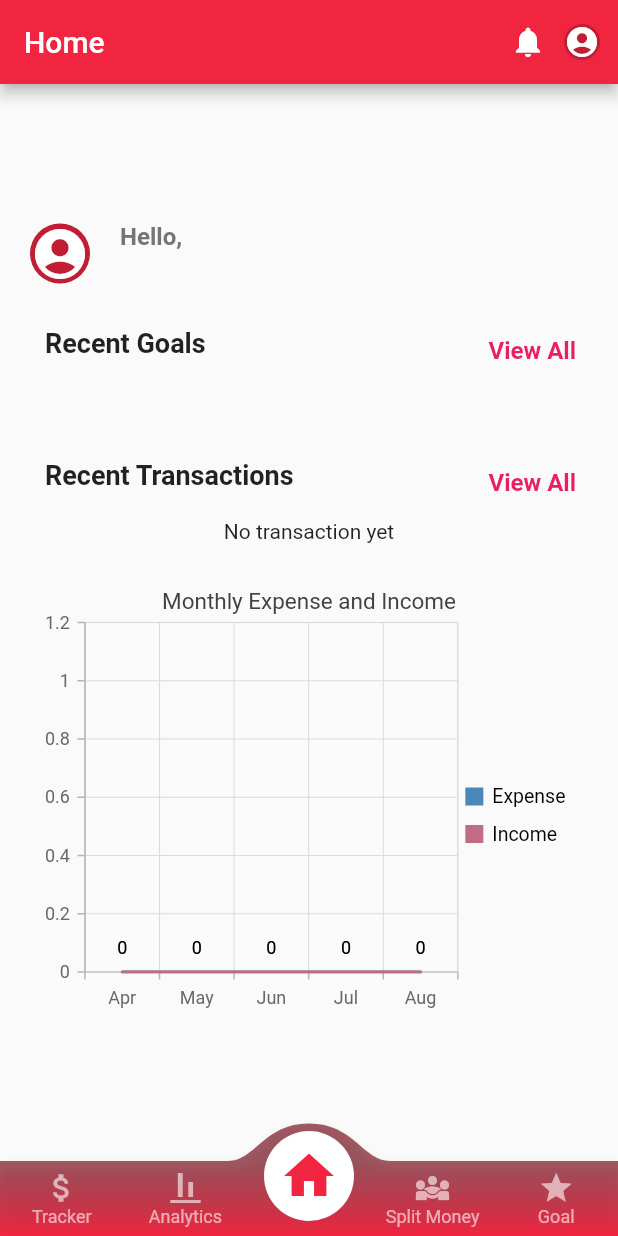
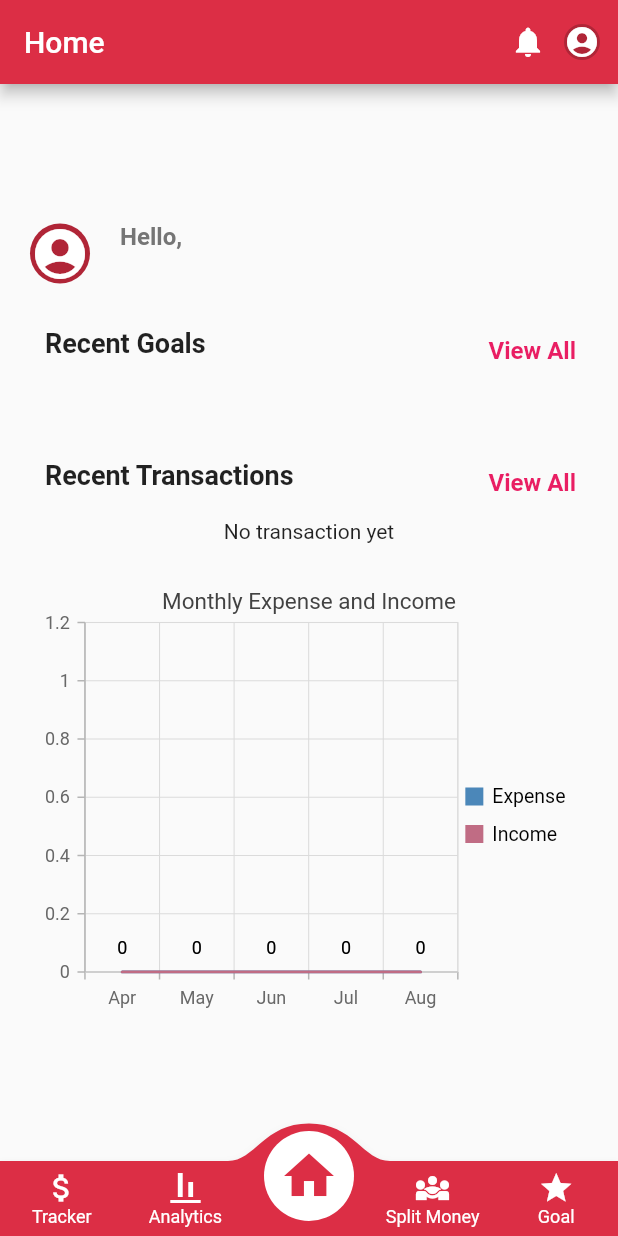
Before and after one commit to yiwan-21/FYP-Financial-app, a Flutter app: the Navigation screen opened by its route, on a phone screen of 412 x 824 dp. Run offline on Flutter 3.47's test engine with Material 2 defaults, Android fonts, the phone set to English and light mode, and no system bars; drawn by our look-alikes of convex_bottom_bar; our stand-ins replace cloud_firestore, firebase_auth, firebase_core, firebase_messaging, firebase_storage, fl_chart and 2 more; accounts and stored records are empty; network calls fail.

Commit message:
change primary color and bottom nav color
Co-authored-by: Jocelyn Foo Xiao Yun <JoceFoo@users.noreply.github.com>

```diff
--- a/lib/constants/style_constant.dart
+++ b/lib/constants/style_constant.dart
@@ -99,4 +99,4 @@ MaterialColor createMaterialColor(Color color) {
   return MaterialColor(color.value, swatch);
 }
 
-MaterialColor lightRed = createMaterialColor(const Color.fromRGBO(241, 37, 64, 1));
+MaterialColor lightRed = createMaterialColor(const Color.fromARGB(255, 220, 46, 69));
--- a/lib/pages/navigation.dart
+++ b/lib/pages/navigation.dart
@@ -87,21 +87,9 @@ class _NavigationState extends State<Navigation> {
           ),
           bottomNavigationBar: ConvexAppBar(
             backgroundColor: lightRed,
-            gradient: Gradient.lerp(
-              LinearGradient(
-                colors: [lightRed, lightRed],
-                begin: Alignment.topLeft,
-                end: Alignment.bottomRight,
-              ),
-              LinearGradient(
-                colors: [Colors.black38, lightRed],
-                begin: Alignment.topRight,
-                end: Alignment.bottomLeft,
-              ),
-              0.5,
-            ),
+            color: Colors.white,
             items: const[
-              TabItem(icon: Icons.attach_money, title: 'Tracker'),
+              TabItem(icon: Icons.attach_money, title: 'Tracker',),
               TabItem(icon: Icons.align_vertical_bottom_outlined, title: 'Analytics'),
               TabItem(icon: Icons.home, title: 'Home'),
               TabItem(icon: Icons.diversity_3, title: 'Split Money'),
```
